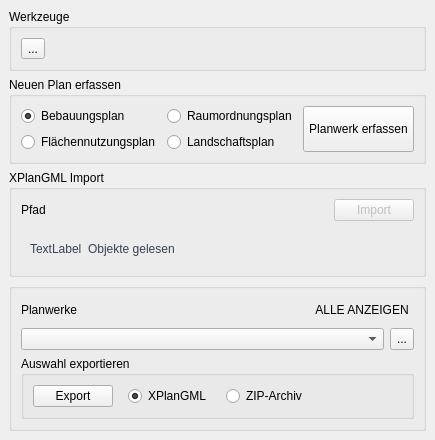
Qt form src/SAGisXPlanung/ui/XPlanung_dialog_base.ui (nti-de/SAGisXPlanung) before a commit.
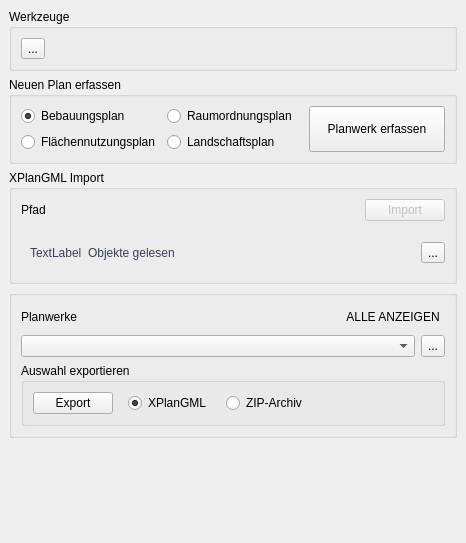
The same form after that commit. Custom widgets are drawn as their Qt base class.

Commit message: option to cancel import task

```diff
--- a/src/SAGisXPlanung/ui/XPlanung_dialog_base.ui
+++ b/src/SAGisXPlanung/ui/XPlanung_dialog_base.ui
@@ -6,8 +6,8 @@
    <rect>
     <x>0</x>
     <y>0</y>
-    <width>395</width>
-    <height>423</height>
+    <width>466</width>
+    <height>543</height>
    </rect>
   </property>
   <property name="windowTitle">
@@ -253,6 +253,9 @@
        <item>
         <widget class="QWidget" name="progress_widget" native="true">
          <layout class="QHBoxLayout" name="layout_progress">
+          <property name="rightMargin">
+           <number>0</number>
+          </property>
           <item>
            <widget class="QLabel" name="progress_label">
             <property name="sizePolicy">
@@ -281,6 +284,13 @@
             </property>
            </widget>
           </item>
+          <item>
+           <widget class="QToolButton" name="button_cancel_import">
+            <property name="text">
+             <string>...</string>
+            </property>
+           </widget>
+          </item>
          </layout>
         </widget>
        </item>
```
The commit also changes 3 other files.
